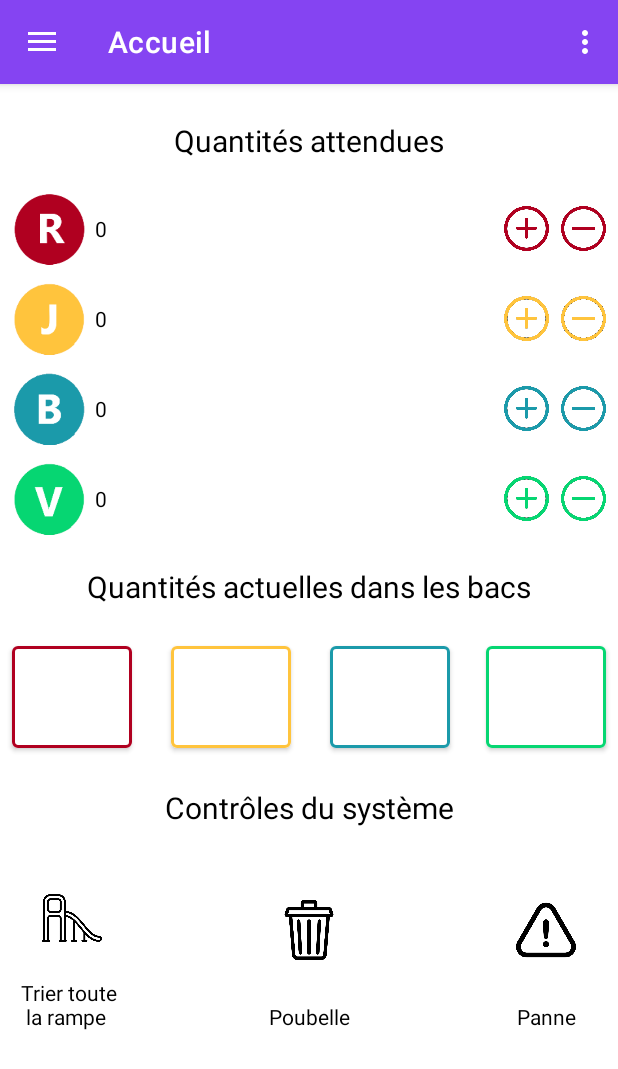
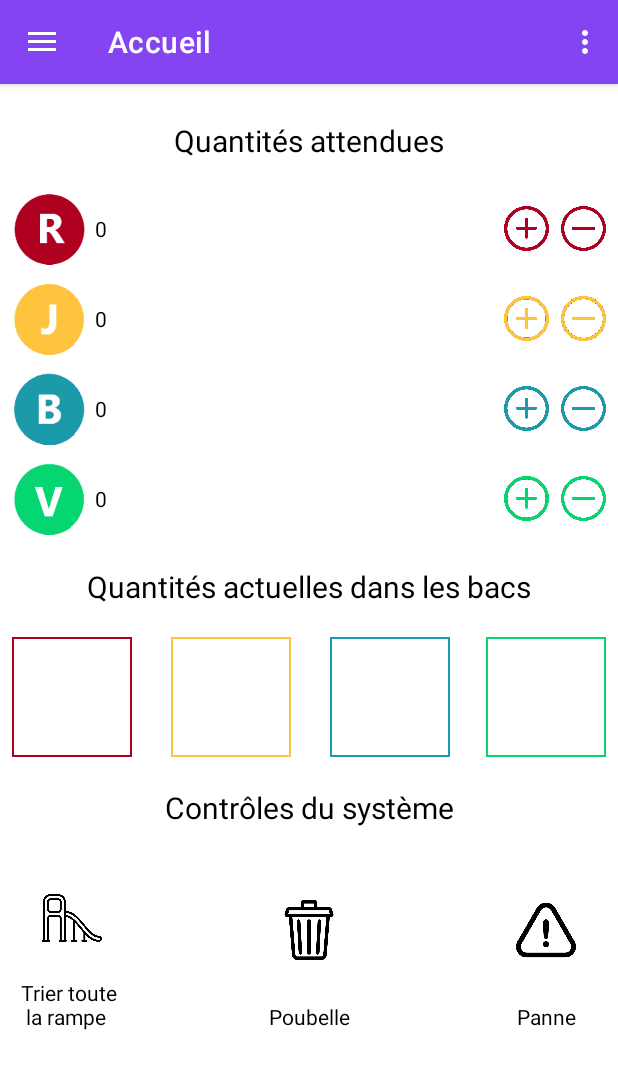
Before and after one commit to emerlaud/LejosSorterApp, an Android app: the screen it shows after launch (MainActivity), on a phone screen of 412 x 824 dp. Shown: the top 1069 px of the screen. Run offline under Robolectric (Android 15) with nearby library versions, the light colour scheme and no system bars; our stand-ins replace data binding, navigation-ui.

Commit message:
layout pop up

```diff
--- /dev/null
+++ b/app/src/main/res/drawable/edittext_blue.xml
@@ -0,0 +1,9 @@
+<?xml version="1.0" encoding="utf-8"?>
+<selector xmlns:android="http://schemas.android.com/apk/res/android">
+    <item>
+        <shape android:shape="rectangle">
+            <solid android:color="@android:color/transparent"/>
+            <stroke android:width="1dp" android:color="#1B9AAA"/>
+        </shape>
+    </item>
+</selector>
--- /dev/null
+++ b/app/src/main/res/drawable/edittext_green.xml
@@ -0,0 +1,9 @@
+<?xml version="1.0" encoding="utf-8"?>
+<selector xmlns:android="http://schemas.android.com/apk/res/android">
+    <item>
+        <shape android:shape="rectangle">
+            <solid android:color="@android:color/transparent"/>
+            <stroke android:width="1dp" android:color="#06D672"/>
+        </shape>
+    </item>
+</selector>
--- /dev/null
+++ b/app/src/main/res/drawable/edittext_red.xml
@@ -0,0 +1,9 @@
+<?xml version="1.0" encoding="utf-8"?>
+<selector xmlns:android="http://schemas.android.com/apk/res/android">
+    <item>
+        <shape android:shape="rectangle">
+            <solid android:color="@android:color/transparent"/>
+            <stroke android:width="1dp" android:color="#B00020"/>
+        </shape>
+    </item>
+</selector>
--- /dev/null
+++ b/app/src/main/res/drawable/edittext_yellow.xml
@@ -0,0 +1,9 @@
+<?xml version="1.0" encoding="utf-8"?>
+<selector xmlns:android="http://schemas.android.com/apk/res/android">
+    <item>
+        <shape android:shape="rectangle">
+            <solid android:color="@android:color/transparent"/>
+            <stroke android:width="1dp" android:color="#FFC43D"/>
+        </shape>
+    </item>
+</selector>
--- a/app/src/main/res/layout/fragment_home.xml
+++ b/app/src/main/res/layout/fragment_home.xml
@@ -285,56 +285,56 @@
                     android:layout_width="match_parent"
                     android:layout_height="match_parent">
 
-                    <Button
+                    <EditText
                         android:id="@+id/current_blue"
                         android:layout_width="80dp"
                         android:layout_height="80dp"
                         android:layout_marginStart="196dp"
-                        android:backgroundTint="#FFFFFF"
+                        android:background="@drawable/edittext_blue"
                         app:layout_constraintBottom_toBottomOf="parent"
                         app:layout_constraintEnd_toStartOf="@+id/current_green"
                         app:layout_constraintStart_toStartOf="parent"
                         app:layout_constraintTop_toTopOf="parent"
                         app:layout_constraintVertical_bias="1.0"
-                        app:strokeColor="#1B9AAA"
-                        app:strokeWidth="2dp" />
+                        android:textAlignment="center"/>
 
-                    <Button
+                    <EditText
                         android:id="@+id/current_green"
                         android:layout_width="80dp"
                         android:layout_height="80dp"
                         android:layout_marginEnd="8dp"
-                        android:backgroundTint="#FFFFFF"
+                        android:background="@drawable/edittext_green"
                         app:layout_constraintBottom_toBottomOf="parent"
                         app:layout_constraintEnd_toEndOf="parent"
                         app:layout_constraintTop_toTopOf="parent"
-                        app:strokeColor="#06D672"
-                        app:strokeWidth="2dp" />
+                        android:textAlignment="center"/>
 
-                    <Button
+                    <EditText
                         android:id="@+id/current_yellow"
                         android:layout_width="80dp"
                         android:layout_height="80dp"
-                        android:backgroundTint="#FFFFFF"
+                        android:background="@drawable/edittext_yellow"
                         app:layout_constraintBottom_toBottomOf="@id/current_red"
                         app:layout_constraintEnd_toStartOf="@+id/current_blue"
                         app:layout_constraintStart_toEndOf="@+id/current_red"
                         app:layout_constraintTop_toTopOf="parent"
-                        app:strokeColor="#FFC43D"
-                        app:strokeWidth="2dp" />
+                        android:textAlignment="center"/>
 
-                    <Button
+                    <EditText
                         android:id="@+id/current_red"
                         android:layout_width="80dp"
                         android:layout_height="80dp"
                         android:layout_marginStart="8dp"
-                        android:backgroundTint="#FFFFFF"
+                        android:background="@drawable/edittext_red"
                         app:layout_constraintBottom_toBottomOf="parent"
                         app:layout_constraintStart_toStartOf="parent"
                         app:layout_constraintTop_toTopOf="parent"
                         app:layout_constraintVertical_bias="0.0"
                         app:strokeColor="#B00020"
-                        app:strokeWidth="2dp" />
+                        app:strokeWidth="2dp"
+                        android:textAlignment="center"
+                        android:inputType="number"
+                        android:maxLength="4"/>
 
                 </androidx.constraintlayout.widget.ConstraintLayout>
 
--- a/app/src/main/res/values/strings.xml
+++ b/app/src/main/res/values/strings.xml
@@ -14,6 +14,7 @@
     <string name="validate">Valider</string>
 
     <string name="enter_pin">Entrer le code d\'administration</string>
+    <string name="code">CODE</string>
     <string name="wrong_pin">Code erroné</string>
     <string name="no_module">Aucun module EV3 détecté</string>
 
```
Also changed, not shown: app/src/main/res/layout/authentification_popup.xml (added, +49 -0 lines).
